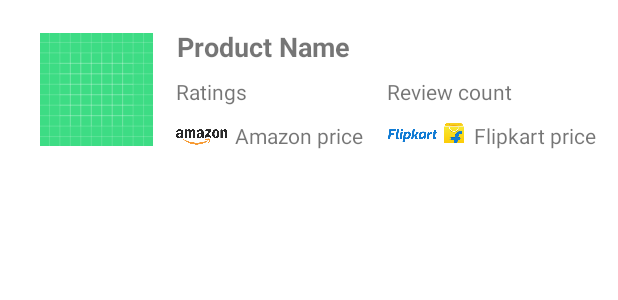
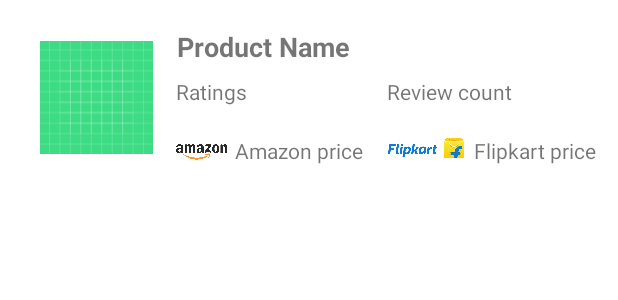
Before and after one commit to GollaSaiVenkatesh/Best_Pay, an Android app: the layout custom_layout.xml on its own in the app's theme, with its tools: preview values and no code run, on a phone screen of 412 x 824 dp. Shown: the top 300 px of the screen. Run offline under Robolectric (Android 15) with nearby library versions, the light colour scheme and no system bars.

Commit message:
updated ui/ux

```diff
--- a/app/src/main/res/layout/activity_home.xml
+++ b/app/src/main/res/layout/activity_home.xml
@@ -37,7 +37,7 @@
         android:layout_marginLeft="35dp"
         android:layout_marginTop="80dp"
         android:scaleType="fitCenter"
-        android:layout_marginStart="40dp"
+        android:layout_marginStart="20dp"
         android:src="@drawable/samsung_logo"
 
         app:layout_constraintStart_toStartOf="parent"
--- a/app/src/main/res/layout/custom_layout.xml
+++ b/app/src/main/res/layout/custom_layout.xml
@@ -88,7 +88,7 @@
 
                 android:layout_marginStart="5dp"
                 android:layout_marginLeft="5dp"
-                android:layout_marginTop="70dp"
+                android:layout_marginTop="80dp"
                 android:text="Amazon price"
                 app:layout_constraintBottom_toBottomOf="parent"
                 app:layout_constraintStart_toEndOf="@+id/imageView4"
@@ -101,7 +101,7 @@
                 android:layout_height="wrap_content"
                 android:layout_marginStart="5dp"
                 android:layout_marginLeft="5dp"
-                android:layout_marginTop="70dp"
+                android:layout_marginTop="80dp"
                 android:layout_marginEnd="16dp"
                 android:layout_marginRight="16dp"
                 android:text="Flipkart price"
@@ -118,7 +118,7 @@
                 android:layout_height="20dp"
                 android:layout_marginStart="110dp"
                 android:layout_marginLeft="110dp"
-                android:layout_marginTop="70dp"
+                android:layout_marginTop="80dp"
                 android:adjustViewBounds="false"
                 android:background="#0FFFFFFF"
                 android:cropToPadding="true"
@@ -133,7 +133,7 @@
                 android:layout_height="20dp"
                 android:layout_marginStart="250dp"
                 android:layout_marginLeft="250dp"
-                android:layout_marginTop="70dp"
+                android:layout_marginTop="80dp"
                 app:layout_constraintStart_toStartOf="parent"
                 app:layout_constraintTop_toTopOf="parent"
                 app:srcCompat="@drawable/flipkartlogo" />
```
